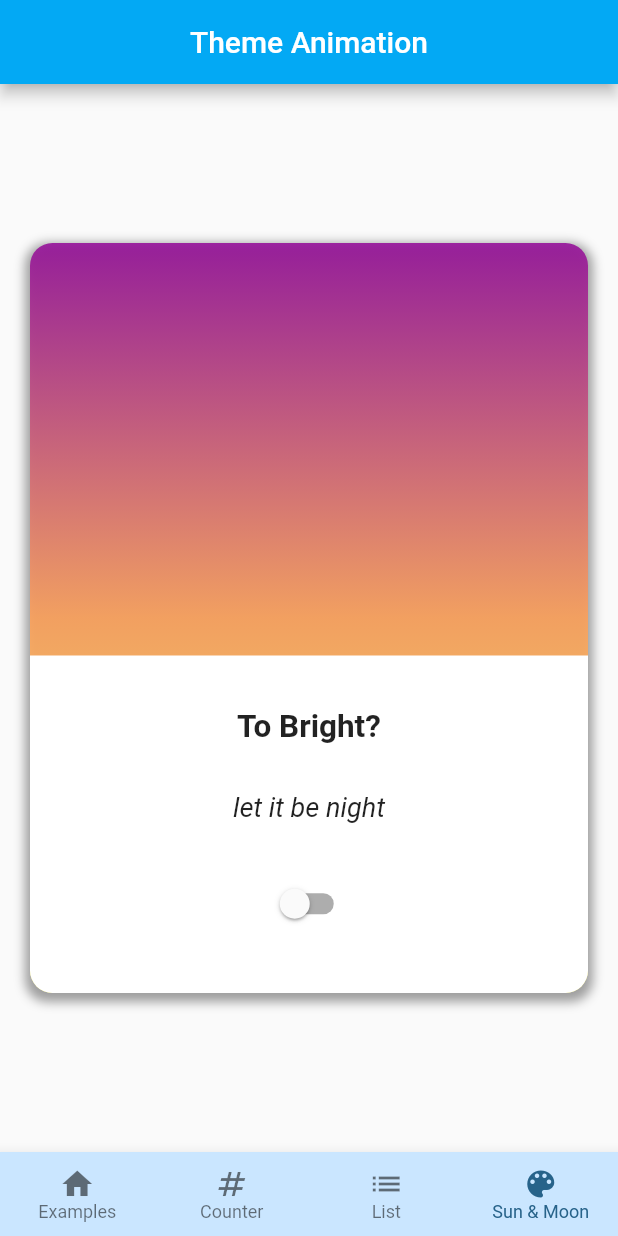
After one commit to sipamungkas/flutter-basic, a Flutter app: the screen it shows after launch, item 4 of the bottom bar chosen, on a phone screen of 412 x 824 dp. The commit adds this screen. Run offline on Flutter 3.47's test engine with Material 2 defaults, Android fonts, the phone set to English and light mode, and no system bars.

Commit message:
feat: add new screen - Theme Animation with basic slicing

```diff
--- /dev/null
+++ b/lib/presentation/theme_animation/theme_animation_screen.dart
@@ -0,0 +1,100 @@
+import 'package:basic/application/theme_service.dart';
+import 'package:flutter/material.dart';
+import 'package:provider/provider.dart';
+
+class ThemeAnimationScreen extends StatelessWidget {
+  const ThemeAnimationScreen({super.key});
+
+  @override
+  Widget build(BuildContext context) {
+    return Scaffold(
+      appBar: AppBar(
+        centerTitle: true,
+        title: const Text('Theme Animation'),
+      ),
+      body: Consumer<ThemeService>(
+        builder: (context, themeService, child) {
+          return Center(
+            child: Padding(
+              padding: const EdgeInsets.symmetric(horizontal: 20),
+              child: Container(
+                height: 500,
+                decoration: BoxDecoration(
+                    boxShadow: [
+                      BoxShadow(
+                          color: themeService.isDarkModeOn
+                              ? Colors.black54
+                              : Colors.grey,
+                          offset: const Offset(0, 3),
+                          blurRadius: 5,
+                          spreadRadius: 3),
+                    ],
+                    borderRadius: BorderRadius.circular(15),
+                    gradient: LinearGradient(
+                        colors: themeService.isDarkModeOn
+                            ? const [
+                                Color(0xFF94A9FF),
+                                Color(0xFF6B66CC),
+                                Color(0xFF200F75)
+                              ]
+                            : const [
+                                Color(0xDDFFFA66),
+                                Color(0xDDFFA057),
+                                Color(0xDD940B99)
+                              ],
+                        begin: Alignment.bottomCenter,
+                        end: Alignment.topCenter)),
+                child: Stack(children: [
+                  Align(
+                    alignment: Alignment.bottomCenter,
+                    child: Container(
+                      height: 225,
+                      width: double.infinity,
+                      decoration: BoxDecoration(
+                          color: themeService.isDarkModeOn
+                              ? Colors.grey[800]
+                              : Colors.white,
+                          borderRadius: const BorderRadius.vertical(
+                              bottom: Radius.circular(15))),
+                      child: Column(
+                          mainAxisAlignment: MainAxisAlignment.center,
+                          children: [
+                            Text(
+                              themeService.isDarkModeOn
+                                  ? 'To Dark?'
+                                  : 'To Bright?',
+                              style: const TextStyle(
+                                  fontSize: 21, fontWeight: FontWeight.w700),
+                              textAlign: TextAlign.center,
+                            ),
+                            const SizedBox(
+                              height: 30,
+                            ),
+                            Text(
+                              themeService.isDarkModeOn
+                                  ? 'let the sun rise'
+                                  : 'let it be night',
+                              style: const TextStyle(
+                                  fontSize: 18, fontStyle: FontStyle.italic),
+                              textAlign: TextAlign.center,
+                            ),
+                            const SizedBox(
+                              height: 30,
+                            ),
+                            Switch(
+                                value: themeService.isDarkModeOn,
+                                onChanged: (_) {
+                                  themeService.toggleTheme();
+                                })
+                          ]),
+                    ),
+                  )
+                ]),
+              ),
+            ),
+          );
+        },
+      ),
+    );
+  }
+}
--- a/lib/root_bottom_navigation.dart
+++ b/lib/root_bottom_navigation.dart
@@ -1,5 +1,6 @@
 import 'package:basic/presentation/counter/counter_screen.dart';
 import 'package:basic/presentation/list/list_screen.dart';
+import 'package:basic/presentation/theme_animation/theme_animation_screen.dart';
 import 'package:basic/presentation/widget_examples/widget_examples_screen.dart';
 import 'package:flutter/material.dart';
 
@@ -19,9 +20,11 @@ class _RootBottomNavigationState extends State<RootBottomNavigation> {
       body: IndexedStack(index: currentIndex, children: const [
         WidgetExamplesScreen(),
         CounterScreen(),
-        ListScreen()
+        ListScreen(),
+        ThemeAnimationScreen()
       ]),
       bottomNavigationBar: BottomNavigationBar(
+          type: BottomNavigationBarType.fixed,
           backgroundColor: Theme.of(context).colorScheme.primaryContainer,
           onTap: (index) {
             setState(() {
@@ -40,7 +43,9 @@ class _RootBottomNavigationState extends State<RootBottomNavigation> {
               icon: Icon(Icons.numbers),
               label: 'Counter',
             ),
-            BottomNavigationBarItem(icon: Icon(Icons.list), label: 'List')
+            BottomNavigationBarItem(icon: Icon(Icons.list), label: 'List'),
+            BottomNavigationBarItem(
+                icon: Icon(Icons.color_lens), label: 'Sun & Moon'),
           ]),
     );
   }
--- a/lib/theme.dart
+++ b/lib/theme.dart
@@ -3,7 +3,7 @@ import 'package:flutter/material.dart';
 class AppTheme {
   AppTheme._();
 
-  static const _primaryColorLight = Colors.amber;
+  static const _primaryColorLight = Colors.lightBlue;
 
   static const _primaryColorDark = Colors.lightGreen;
 
```
